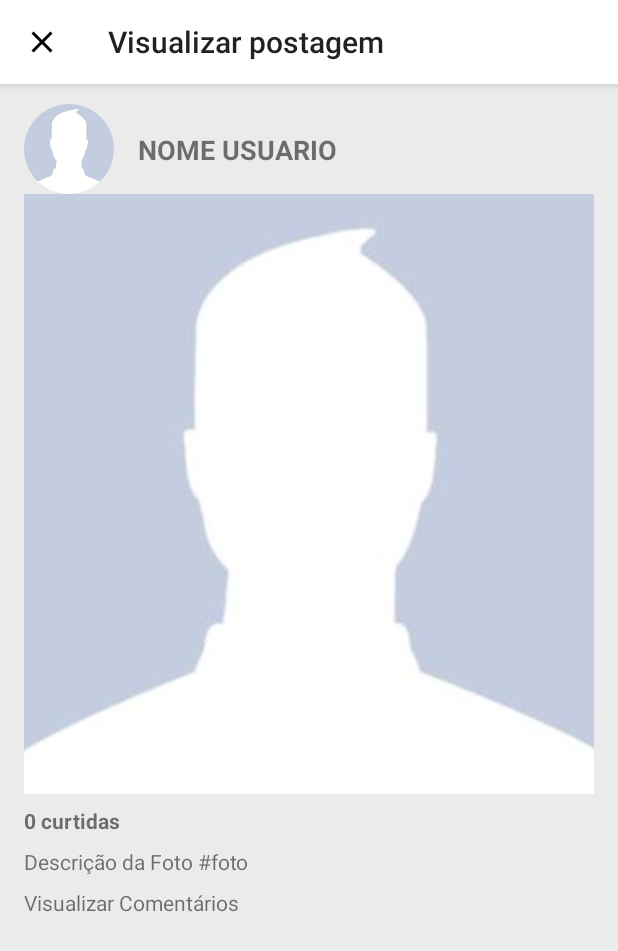
After one commit to jhoni-costa/instagram-clone, an Android app: the VisualizarPostagemActivity screen opened directly, with no data from a screen before it, on a phone screen of 412 x 824 dp. The commit adds this screen. Shown: the top 951 px of the screen. Run offline under Robolectric (Android 15) with nearby library versions, the phone set to English and light mode, and no system bars; our stand-ins replace CircleImageView, Firebase (no records; nobody signed in at launch, a user with empty details on screens opened directly).

Commit message:
Activity Visualizar Postagens

```diff
--- a/app/src/main/AndroidManifest.xml
+++ b/app/src/main/AndroidManifest.xml
@@ -35,7 +35,8 @@
             android:name=".activities.EditarPerfilActivity"
             android:parentActivityName=".activities.MainActivity" />
         <activity android:name=".activities.PerfilAmigoActivity" />
-        <activity android:name=".activities.FiltroActivity"></activity>
+        <activity android:name=".activities.FiltroActivity" />
+        <activity android:name=".activities.VisualizarPostagemActivity"></activity>
     </application>
 
 </manifest>
--- a/app/src/main/java/br/com/jhonicosta/instagram_clone/activities/PerfilAmigoActivity.java
+++ b/app/src/main/java/br/com/jhonicosta/instagram_clone/activities/PerfilAmigoActivity.java
@@ -1,11 +1,13 @@
 package br.com.jhonicosta.instagram_clone.activities;
 
+import android.content.Intent;
 import android.net.Uri;
+import android.os.Bundle;
 import android.support.v7.app.AppCompatActivity;
-import android.os.Bundle;
 import android.support.v7.widget.Toolbar;
 import android.util.Log;
 import android.view.View;
+import android.widget.AdapterView;
 import android.widget.Button;
 import android.widget.GridView;
 import android.widget.TextView;
@@ -15,7 +17,6 @@ import com.google.firebase.database.DataSnapshot;
 import com.google.firebase.database.DatabaseError;
 import com.google.firebase.database.DatabaseReference;
 import com.google.firebase.database.ValueEventListener;
-import com.nostra13.universalimageloader.cache.disc.impl.UnlimitedDiskCache;
 import com.nostra13.universalimageloader.cache.disc.naming.HashCodeFileNameGenerator;
 import com.nostra13.universalimageloader.cache.memory.impl.LruMemoryCache;
 import com.nostra13.universalimageloader.core.ImageLoader;
@@ -52,6 +53,7 @@ public class PerfilAmigoActivity extends AppCompatActivity {
 
     private Usuario usuarioSelecionado;
     private Usuario usuarioLogado;
+    private List<Postagem> postagens;
 
     private String idUsuarioLogado;
 
@@ -96,10 +98,21 @@ public class PerfilAmigoActivity extends AppCompatActivity {
 
         carregarFotosPostagens();
 
+
+        gridViewPerfil.setOnItemClickListener(new AdapterView.OnItemClickListener() {
+            @Override
+            public void onItemClick(AdapterView<?> parent, View view, int position, long id) {
+                Postagem postagem = postagens.get(position);
+                Intent i = new Intent(getApplicationContext(), VisualizarPostagemActivity.class);
+                i.putExtra("postagem", postagem);
+                i.putExtra("usuario", usuarioSelecionado);
+                startActivity(i);
+            }
+        });
     }
 
     public void carregarFotosPostagens() {
-
+        postagens = new ArrayList<>();
         postagensUsuarioRef.addListenerForSingleValueEvent(new ValueEventListener() {
             @Override
             public void onDataChange(DataSnapshot dataSnapshot) {
@@ -111,6 +124,7 @@ public class PerfilAmigoActivity extends AppCompatActivity {
 
                 for (DataSnapshot ds : dataSnapshot.getChildren()) {
                     Postagem postagem = ds.getValue(Postagem.class);
+                    postagens.add(postagem);
                     urlsFotos.add(postagem.getCaminhoFoto());
                 }
 
@@ -270,7 +284,7 @@ public class PerfilAmigoActivity extends AppCompatActivity {
     }
 
     private void inicializarComponentes() {
-        imagePerfil = findViewById(R.id.imagePerfil);
+        imagePerfil = findViewById(R.id.imagePerfilPublicacao);
         buttonAcaoPerfil = findViewById(R.id.buttonAcaoPerfil);
         textPublicacoes = findViewById(R.id.textPublicacoes);
         textSeguidores = findViewById(R.id.textSeguidores);
--- /dev/null
+++ b/app/src/main/java/br/com/jhonicosta/instagram_clone/activities/VisualizarPostagemActivity.java
@@ -0,0 +1,80 @@
+package br.com.jhonicosta.instagram_clone.activities;
+
+import android.net.Uri;
+import android.support.v7.app.AppCompatActivity;
+import android.os.Bundle;
+import android.support.v7.widget.Toolbar;
+import android.widget.ImageView;
+import android.widget.TextView;
+
+import com.bumptech.glide.Glide;
+import com.google.firebase.database.DatabaseReference;
+
+import br.com.jhonicosta.instagram_clone.R;
+import br.com.jhonicosta.instagram_clone.helper.ConfiguracaoFirebase;
+import br.com.jhonicosta.instagram_clone.model.Postagem;
+import br.com.jhonicosta.instagram_clone.model.Usuario;
+import de.hdodenhof.circleimageview.CircleImageView;
+
+public class VisualizarPostagemActivity extends AppCompatActivity {
+
+    private CircleImageView imagemPerfil;
+    private ImageView imagemPostagem;
+    private TextView nomeUsuario, qtdCurtidas, textDescricao, textVisualizar;
+
+    private Usuario usuarioSelecionado;
+    private Postagem postagemSelecionada;
+
+    @Override
+    protected void onCreate(Bundle savedInstanceState) {
+        super.onCreate(savedInstanceState);
+        setContentView(R.layout.activity_visualizar_postagem);
+
+        inicializarComponentes();
+
+        Toolbar toolbar = findViewById(R.id.toolbarPrincipal);
+        toolbar.setTitle("Visualizar postagem");
+        setSupportActionBar(toolbar);
+
+        getSupportActionBar().setDisplayHomeAsUpEnabled(true);
+        getSupportActionBar().setHomeAsUpIndicator(R.drawable.ic_close_black_24dp);
+
+        Bundle bundle = getIntent().getExtras();
+        if (bundle != null) {
+            usuarioSelecionado = (Usuario) bundle.getSerializable("usuario");
+            postagemSelecionada = (Postagem) bundle.getSerializable("postagem");
+
+            if (usuarioSelecionado.getCaminhoFoto() != null) {
+                Glide.with(VisualizarPostagemActivity.this)
+                        .load(usuarioSelecionado.getCaminhoFoto())
+                        .into(imagemPerfil);
+                nomeUsuario.setText(usuarioSelecionado.getNome());
+            }
+
+            if (postagemSelecionada.getCaminhoFoto() != null) {
+                Glide.with(VisualizarPostagemActivity.this)
+                        .load(postagemSelecionada.getCaminhoFoto())
+                        .into(imagemPostagem);
+            }
+
+            if (postagemSelecionada.getDescricao() != null) {
+                textDescricao.setText(postagemSelecionada.getDescricao());
+            }
+        }
+    }
+
+    private void inicializarComponentes() {
+        imagemPerfil = findViewById(R.id.imagePerfilPublicacao);
+        imagemPostagem = findViewById(R.id.imagePublicacao);
+        nomeUsuario = findViewById(R.id.textNomeUsuario);
+        qtdCurtidas = findViewById(R.id.textCurtidas);
+        textDescricao = findViewById(R.id.textDescricao);
+        textVisualizar = findViewById(R.id.textComentarios);
+    }
+
+    @Override
+    public boolean onSupportNavigateUp() {
+        finish();
+        return false;
+    }
+}
--- a/app/src/main/java/br/com/jhonicosta/instagram_clone/fragments/PerfilFragment.java
+++ b/app/src/main/java/br/com/jhonicosta/instagram_clone/fragments/PerfilFragment.java
@@ -145,7 +145,7 @@ public class PerfilFragment extends Fragment {
     private void inicializarComponentes(View view) {
         gridViewPerfil = view.findViewById(R.id.gridViewPerfil);
         progressBar = view.findViewById(R.id.progressBarPerfil);
-        imagePerfil = view.findViewById(R.id.imagePerfil);
+        imagePerfil = view.findViewById(R.id.imagePerfilPublicacao);
         textPublicacoes = view.findViewById(R.id.textPublicacoes);
         textSeguidores = view.findViewById(R.id.textSeguidores);
         textSeguindo = view.findViewById(R.id.textSeguindo);
--- a/app/src/main/java/br/com/jhonicosta/instagram_clone/model/Postagem.java
+++ b/app/src/main/java/br/com/jhonicosta/instagram_clone/model/Postagem.java
@@ -2,9 +2,11 @@ package br.com.jhonicosta.instagram_clone.model;
 
 import com.google.firebase.database.DatabaseReference;
 
+import java.io.Serializable;
+
 import br.com.jhonicosta.instagram_clone.helper.ConfiguracaoFirebase;
 
-public class Postagem {
+public class Postagem implements Serializable {
 
     private String id;
     private String idUsuario;
--- /dev/null
+++ b/app/src/main/res/layout/activity_visualizar_postagem.xml
@@ -0,0 +1,98 @@
+<?xml version="1.0" encoding="utf-8"?>
+<ScrollView xmlns:android="http://schemas.android.com/apk/res/android"
+    xmlns:app="http://schemas.android.com/apk/res-auto"
+    xmlns:tools="http://schemas.android.com/tools"
+    android:layout_width="match_parent"
+    android:layout_height="match_parent"
+    tools:context=".activities.VisualizarPostagemActivity">
+
+    <android.support.constraint.ConstraintLayout
+        android:layout_width="match_parent"
+        android:layout_height="match_parent">
+
+        <include
+            android:id="@+id/include"
+            layout="@layout/toolbar"
+            app:layout_constraintEnd_toEndOf="parent"
+            app:layout_constraintStart_toStartOf="parent"
+            app:layout_constraintTop_toTopOf="parent"
+            tools:ignore="MissingConstraints" />
+
+        <de.hdodenhof.circleimageview.CircleImageView
+            android:id="@+id/imagePerfilPublicacao"
+            android:layout_width="60dp"
+            android:layout_height="60dp"
+            android:layout_marginStart="16dp"
+            android:layout_marginTop="8dp"
+            android:scaleType="centerCrop"
+            android:src="@drawable/avatar"
+            app:layout_constraintStart_toStartOf="parent"
+            app:layout_constraintTop_toBottomOf="@+id/include" />
+
+        <TextView
+            android:id="@+id/textNomeUsuario"
+            android:layout_width="0dp"
+            android:layout_height="wrap_content"
+            android:layout_marginStart="16dp"
+            android:layout_marginTop="8dp"
+            android:layout_marginEnd="16dp"
+            android:layout_marginBottom="8dp"
+            android:text="NOME USUARIO"
+            android:textSize="18sp"
+            android:textStyle="bold"
+            app:layout_constraintBottom_toBottomOf="@+id/imagePerfilPublicacao"
+            app:layout_constraintEnd_toEndOf="parent"
+            app:layout_constraintStart_toEndOf="@+id/imagePerfilPublicacao"
+            app:layout_constraintTop_toTopOf="@+id/imagePerfilPublicacao" />
+
+        <ImageView
+            android:id="@+id/imagePublicacao"
+            android:layout_width="0dp"
+            android:layout_height="400dp"
+            android:layout_marginStart="16dp"
+            android:layout_marginEnd="16dp"
+            android:scaleType="centerCrop"
+            app:layout_constraintEnd_toEndOf="parent"
+            app:layout_constraintHorizontal_bias="0.0"
+            app:layout_constraintStart_toStartOf="parent"
+            app:layout_constraintTop_toBottomOf="@+id/imagePerfilPublicacao"
+            app:srcCompat="@drawable/avatar" />
+
+        <TextView
+            android:id="@+id/textCurtidas"
+            android:layout_width="0dp"
+            android:layout_height="wrap_content"
+            android:layout_marginStart="16dp"
+            android:layout_marginTop="8dp"
+            android:layout_marginEnd="16dp"
+            android:text="0 curtidas"
+            android:textStyle="bold"
+            app:layout_constraintEnd_toEndOf="parent"
+            app:layout_constraintStart_toStartOf="parent"
+            app:layout_constraintTop_toBottomOf="@+id/imagePublicacao" />
+
+        <TextView
+            android:id="@+id/textDescricao"
+            android:layout_width="0dp"
+            android:layout_height="wrap_content"
+            android:layout_marginStart="16dp"
+            android:layout_marginTop="8dp"
+            android:layout_marginEnd="16dp"
+            android:text="Descrição da Foto #foto"
+            app:layout_constraintEnd_toEndOf="parent"
+            app:layout_constraintStart_toStartOf="parent"
+            app:layout_constraintTop_toBottomOf="@+id/textCurtidas" />
+
+        <TextView
+            android:id="@+id/textComentarios"
+            android:layout_width="0dp"
+            android:layout_height="21dp"
+            android:layout_marginStart="16dp"
+            android:layout_marginTop="8dp"
+            android:layout_marginEnd="16dp"
+            android:text="Visualizar Comentários"
+            app:layout_constraintEnd_toEndOf="parent"
+            app:layout_constraintStart_toStartOf="parent"
+            app:layout_constraintTop_toBottomOf="@+id/textDescricao" />
+    </android.support.constraint.ConstraintLayout>
+</ScrollView>
--- a/app/src/main/res/layout/fragment_perfil.xml
+++ b/app/src/main/res/layout/fragment_perfil.xml
@@ -18,7 +18,7 @@
         app:layout_constraintTop_toTopOf="parent" />
 
     <de.hdodenhof.circleimageview.CircleImageView
-        android:id="@+id/imagePerfil"
+        android:id="@+id/imagePerfilPublicacao"
         android:layout_width="60dp"
         android:layout_height="60dp"
         android:layout_marginStart="16dp"
```
